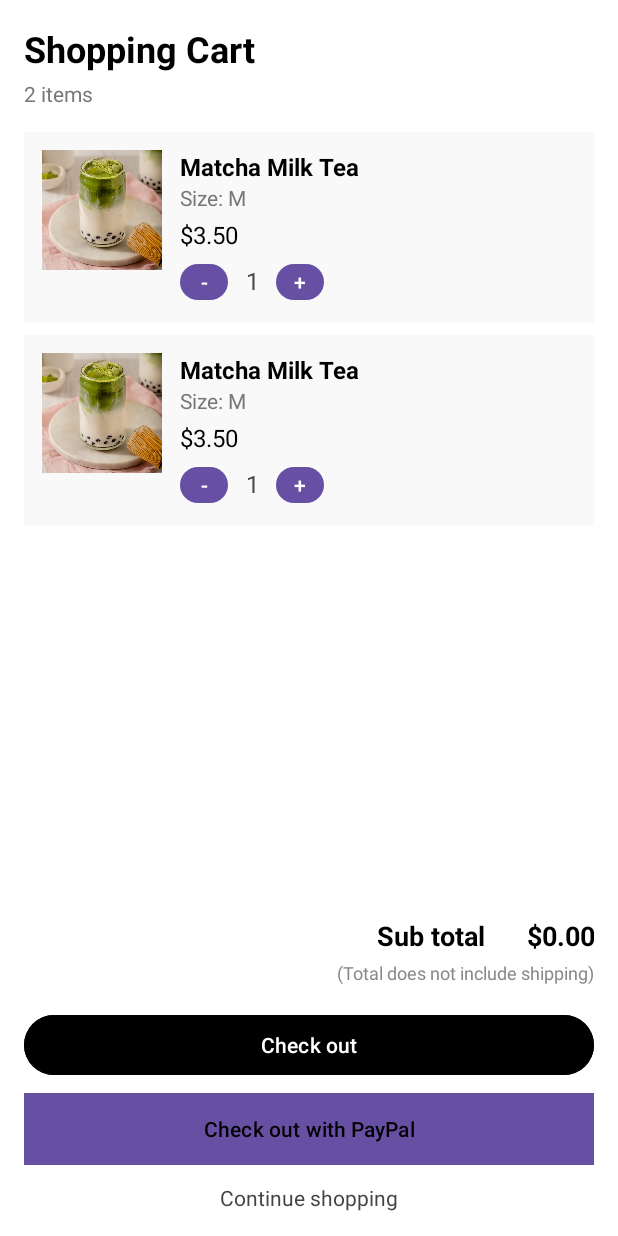
After one commit to Hanie1602/MilkTeaStore, an Android app: the CartActivity screen opened directly, with no data from a screen before it, on a phone screen of 412 x 824 dp. The commit adds this screen. Run offline under Robolectric (Android 15) with nearby library versions, the phone set to English and light mode, and no system bars.

Commit message:
update cart screen

```diff
--- /dev/null
+++ b/app/src/main/java/com/example/milkteastore/controller/Cart/CartActivity.java
@@ -0,0 +1,62 @@
+package com.example.milkteastore.controller.Cart;
+
+import android.content.Intent;
+import android.os.Bundle;
+
+import androidx.appcompat.app.AppCompatActivity;
+
+import com.example.milkteastore.R;
+import com.example.milkteastore.controller.LoginRegister.LoginActivity;
+import com.example.milkteastore.controller.LoginRegister.WelcomeActivity;
+
+import android.view.LayoutInflater;
+import android.view.View;
+import android.widget.Button;
+import android.widget.LinearLayout;
+import android.widget.TextView;
+import android.widget.ImageView;
+
+public class CartActivity extends AppCompatActivity {
+
+    Button btnCheckout;
+
+    @Override
+    protected void onCreate(Bundle savedInstanceState) {
+        super.onCreate(savedInstanceState);
+        setContentView(R.layout.activity_cart);
+
+        // 1. Tìm itemContainer
+        LinearLayout itemContainer = findViewById(R.id.itemContainer);
+
+        // 2. Inflate item layout và add vào container (giả sử có 2 sản phẩm mẫu)
+        LayoutInflater inflater = LayoutInflater.from(this);
+
+        for (int i = 0; i < 2; i++) {
+            View itemView = inflater.inflate(R.layout.cart_item, itemContainer, false);
+
+            // Gán dữ liệu mẫu
+            ImageView imgProduct = itemView.findViewById(R.id.imgProduct);
+            TextView tvName = itemView.findViewById(R.id.tvName);
+            TextView tvDesc = itemView.findViewById(R.id.tvDesc);
+            TextView tvPrice = itemView.findViewById(R.id.tvPrice);
+            TextView tvQuantity = itemView.findViewById(R.id.tvQuantity);
+
+            // Có thể load ảnh từ res hoặc từ URL (nếu sau này có Glide hoặc Picasso)
+            imgProduct.setImageResource(R.drawable.matcha);
+            tvName.setText("Matcha Milk Tea");
+            tvDesc.setText("Size: M");
+            tvPrice.setText("$3.50");
+            tvQuantity.setText("1");
+
+            // Thêm view vào container
+            itemContainer.addView(itemView);
+        }
+
+        btnCheckout = findViewById(R.id.btnCheckout);
+
+        btnCheckout.setOnClickListener(v -> {
+            Intent intent = new Intent(CartActivity.this, CheckoutActivity.class);
+            startActivity(intent);
+        });
+    }
+}
--- a/app/src/main/java/com/example/milkteastore/controller/login_register/LoginActivity.java
+++ b/app/src/main/java/com/example/milkteastore/controller/LoginRegister/LoginActivity.java
@@ -1,4 +1,4 @@
-package com.example.milkteastore.controller.login_register;
+package com.example.milkteastore.controller.LoginRegister;
 
 import android.content.Intent;
 import android.os.Bundle;
--- a/app/src/main/java/com/example/milkteastore/controller/login_register/RegisterActivity.java
+++ b/app/src/main/java/com/example/milkteastore/controller/LoginRegister/RegisterActivity.java
@@ -1,4 +1,4 @@
-package com.example.milkteastore.controller.login_register;
+package com.example.milkteastore.controller.LoginRegister;
 
 
 import android.content.Intent;
--- a/app/src/main/java/com/example/milkteastore/controller/login_register/WelcomeActivity.java
+++ b/app/src/main/java/com/example/milkteastore/controller/LoginRegister/WelcomeActivity.java
@@ -1,4 +1,4 @@
-package com.example.milkteastore.controller.login_register;
+package com.example.milkteastore.controller.LoginRegister;
 
 import android.content.Intent;
 import android.os.Bundle;
--- /dev/null
+++ b/app/src/main/res/drawable/bg_card.xml
@@ -0,0 +1,6 @@
+<shape xmlns:android="http://schemas.android.com/apk/res/android">
+    <solid android:color="#FFFFFF"/>
+    <corners android:radius="12dp"/>
+    <padding android:left="8dp" android:top="8dp" android:right="8dp" android:bottom="8dp"/>
+    <stroke android:color="#DDD" android:width="1dp"/>
+</shape>
--- /dev/null
+++ b/app/src/main/res/drawable/ic_location.xml
@@ -0,0 +1,5 @@
+<vector xmlns:android="http://schemas.android.com/apk/res/android" android:height="24dp" android:tint="#000000" android:viewportHeight="960" android:viewportWidth="960" android:width="24dp">
+
+    <path android:fillColor="@android:color/white" android:pathData="M440,560L520,560L520,440L640,440L640,360L520,360L520,240L440,240L440,360L320,360L320,440L440,440L440,560ZM480,774Q602,662 661,570.5Q720,479 720,408Q720,299 650.5,229.5Q581,160 480,160Q379,160 309.5,229.5Q240,299 240,408Q240,479 299,570.5Q358,662 480,774ZM480,880Q319,743 239.5,625.5Q160,508 160,408Q160,258 256.5,169Q353,80 480,80Q607,80 703.5,169Q800,258 800,408Q800,508 720.5,625.5Q641,743 480,880ZM480,400Q480,400 480,400Q480,400 480,400Q480,400 480,400Q480,400 480,400Q480,400 480,400Q480,400 480,400Q480,400 480,400Q480,400 480,400Z"/>
+
+</vector>
--- /dev/null
+++ b/app/src/main/res/drawable/ic_payment.xml
@@ -0,0 +1,5 @@
+<vector xmlns:android="http://schemas.android.com/apk/res/android" android:height="24dp" android:tint="#000000" android:viewportHeight="960" android:viewportWidth="960" android:width="24dp">
+
+    <path android:fillColor="@android:color/white" android:pathData="M160,800Q127,800 103.5,776.5Q80,753 80,720L80,240Q80,207 103.5,183.5Q127,160 160,160L800,160Q833,160 856.5,183.5Q880,207 880,240L880,480L160,480L160,720Q160,720 160,720Q160,720 160,720L560,720L560,800L160,800ZM160,320L800,320L800,240Q800,240 800,240Q800,240 800,240L160,240Q160,240 160,240Q160,240 160,240L160,320ZM760,880L760,760L640,760L640,680L760,680L760,560L840,560L840,680L960,680L960,760L840,760L840,880L760,880ZM160,720L160,720L160,680Q160,597 160,538.5Q160,480 160,480L160,480L160,480L160,480L160,240Q160,240 160,240Q160,240 160,240L160,240Q160,240 160,240Q160,240 160,240L160,720Q160,720 160,720Q160,720 160,720L160,720Z"/>
+
+</vector>
--- /dev/null
+++ b/app/src/main/res/layout/activity_cart.xml
@@ -0,0 +1,93 @@
+<?xml version="1.0" encoding="utf-8"?>
+<LinearLayout xmlns:android="http://schemas.android.com/apk/res/android"
+    android:id="@+id/cartLayout"
+    android:orientation="vertical"
+    android:layout_width="match_parent"
+    android:layout_height="match_parent"
+    android:background="#FFFFFF"
+    android:padding="16dp">
+
+    <!-- Header -->
+    <TextView
+        android:id="@+id/tvTitle"
+        android:layout_width="match_parent"
+        android:layout_height="wrap_content"
+        android:text="Shopping Cart"
+        android:textSize="24sp"
+        android:textStyle="bold"
+        android:textColor="#000000"
+        android:layout_marginBottom="4dp"/>
+
+    <TextView
+        android:id="@+id/tvItemCount"
+        android:layout_width="match_parent"
+        android:layout_height="wrap_content"
+        android:text="2 items"
+        android:textColor="#777777"
+        android:textSize="14sp"
+        android:layout_marginBottom="16dp"/>
+
+    <!-- Product List -->
+    <ScrollView
+        android:layout_width="match_parent"
+        android:layout_height="0dp"
+        android:layout_weight="1">
+
+        <LinearLayout
+            android:id="@+id/itemContainer"
+            android:orientation="vertical"
+            android:layout_width="match_parent"
+            android:layout_height="wrap_content"/>
+    </ScrollView>
+
+    <!-- Subtotal -->
+    <TextView
+        android:id="@+id/tvSubtotal"
+        android:layout_width="match_parent"
+        android:layout_height="wrap_content"
+        android:text="Sub total      $0.00"
+        android:textSize="18sp"
+        android:textStyle="bold"
+        android:textColor="#000000"
+        android:layout_marginTop="12dp"
+        android:layout_marginBottom="4dp"
+        android:gravity="end"/>
+
+    <TextView
+        android:layout_width="match_parent"
+        android:layout_height="wrap_content"
+        android:text="(Total does not include shipping)"
+        android:textSize="12sp"
+        android:textColor="#888888"
+        android:gravity="end"/>
+
+    <!-- Buttons -->
+    <Button
+        android:id="@+id/btnCheckout"
+        android:layout_width="match_parent"
+        android:layout_height="wrap_content"
+        android:text="Check out"
+        android:layout_marginTop="16dp"
+        android:textColor="#FFFFFF"
+        android:backgroundTint="#000000"/>
+
+    <Button
+        android:id="@+id/btnPaypal"
+        android:layout_width="match_parent"
+        android:layout_height="wrap_content"
+        android:text="Check out with PayPal"
+        android:layout_marginTop="8dp"
+        android:textColor="#000000"
+        android:background="@android:color/white"
+        android:strokeColor="#000000"/>
+
+    <TextView
+        android:id="@+id/tvContinueShopping"
+        android:layout_width="match_parent"
+        android:layout_height="wrap_content"
+        android:text="Continue shopping"
+        android:textColor="#444444"
+        android:textSize="14sp"
+        android:gravity="center"
+        android:layout_marginTop="12dp"/>
+</LinearLayout>
--- /dev/null
+++ b/app/src/main/res/layout/cart_item.xml
@@ -0,0 +1,90 @@
+<LinearLayout xmlns:android="http://schemas.android.com/apk/res/android"
+    android:layout_width="match_parent"
+    android:layout_height="wrap_content"
+    android:orientation="horizontal"
+    android:padding="12dp"
+    android:layout_marginBottom="8dp"
+    android:background="#F9F9F9">
+
+    <!-- Product Image -->
+    <ImageView
+        android:id="@+id/imgProduct"
+        android:layout_width="80dp"
+        android:layout_height="80dp"
+        android:scaleType="centerCrop"
+        android:layout_marginEnd="12dp"
+        android:src="@drawable/matcha" />
+
+    <!-- Product Info Column -->
+    <LinearLayout
+        android:orientation="vertical"
+        android:layout_width="0dp"
+        android:layout_height="wrap_content"
+        android:layout_weight="1">
+
+        <!-- Product Name -->
+        <TextView
+            android:id="@+id/tvName"
+            android:layout_width="wrap_content"
+            android:layout_height="wrap_content"
+            android:text="Product Name"
+            android:textStyle="bold"
+            android:textSize="16sp"
+            android:textColor="#000000"
+            android:maxLines="2"
+            android:ellipsize="end" />
+
+        <!-- Product Description -->
+        <TextView
+            android:id="@+id/tvDesc"
+            android:layout_width="wrap_content"
+            android:layout_height="wrap_content"
+            android:text="Colour: Brown"
+            android:textSize="14sp"
+            android:textColor="#777777"
+            android:maxLines="1"
+            android:ellipsize="end" />
+
+        <!-- Product Price -->
+        <TextView
+            android:id="@+id/tvPrice"
+            android:layout_width="wrap_content"
+            android:layout_height="wrap_content"
+            android:text="$0.00"
+            android:textSize="16sp"
+            android:textColor="#000000"
+            android:layout_marginTop="4dp" />
+
+        <!-- Quantity Control -->
+        <LinearLayout
+            android:orientation="horizontal"
+            android:layout_marginTop="4dp"
+            android:layout_width="wrap_content"
+            android:layout_height="wrap_content">
+
+            <Button
+                android:id="@+id/btnDecrease"
+                android:text="-"
+                android:layout_width="32dp"
+                android:layout_height="32dp"
+                android:minWidth="0dp"
+                android:padding="0dp"/>
+
+            <TextView
+                android:id="@+id/tvQuantity"
+                android:layout_width="32dp"
+                android:layout_height="32dp"
+                android:gravity="center"
+                android:text="1"
+                android:textSize="16sp" />
+
+            <Button
+                android:id="@+id/btnIncrease"
+                android:text="+"
+                android:layout_width="32dp"
+                android:layout_height="32dp"
+                android:minWidth="0dp"
+                android:padding="0dp"/>
+        </LinearLayout>
+    </LinearLayout>
+</LinearLayout>
```
Also changed, not shown: app/src/main/AndroidManifest.xml (+9 -5 lines), app/src/main/java/com/example/milkteastore/controller/Cart/CheckoutActivity.java (added, +38 -0 lines), app/src/main/java/com/example/milkteastore/controller/MainActivity.java (+27 -2 lines), app/src/main/res/layout/activity_checkout.xml (added, +172 -0 lines), app/src/main/res/drawable/matcha.jpg (added).
